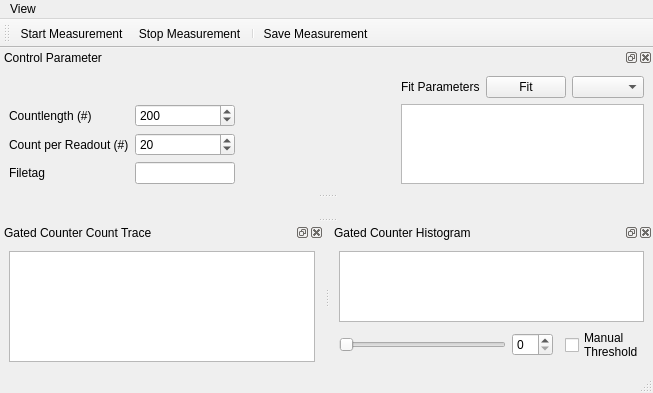
Above: gui/gated_counter/ui_gated_counter_gui.ui from Ulm-IQO/qudi before the change. Below: the same form after it.
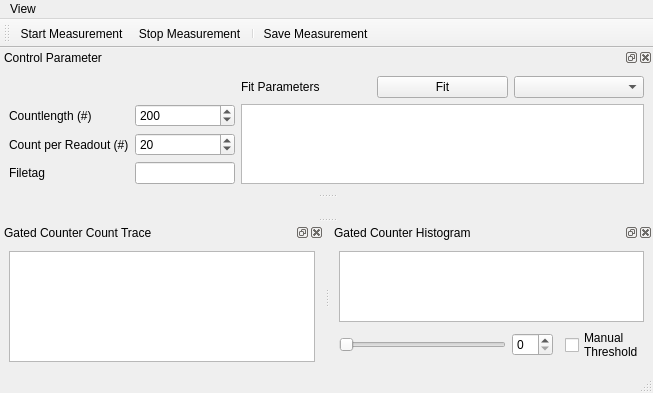
That is the form after the change. Icons and pictures are not drawn. Custom widgets are drawn as their Qt base class.

Commit message: Further work on the gated counter. Revise the trace_analysis logic, add mainly docstrings and structure the file. Adapt the gated_counter GUI to show properly the fit parameters.

Patch:
```diff
--- a/gui/gated_counter/ui_gated_counter_gui.ui
+++ b/gui/gated_counter/ui_gated_counter_gui.ui
@@ -176,35 +176,6 @@
          </property>
         </widget>
        </item>
-       <item row="1" column="2">
-        <spacer name="horizontalSpacer">
-         <property name="orientation">
-          <enum>Qt::Horizontal</enum>
-         </property>
-         <property name="sizeHint" stdset="0">
-          <size>
-           <width>100</width>
-           <height>20</height>
-          </size>
-         </property>
-        </spacer>
-       </item>
-       <item row="3" column="2">
-        <spacer name="horizontalSpacer_2">
-         <property name="orientation">
-          <enum>Qt::Horizontal</enum>
-         </property>
-         <property name="sizeType">
-          <enum>QSizePolicy::Expanding</enum>
-         </property>
-         <property name="sizeHint" stdset="0">
-          <size>
-           <width>2000</width>
-           <height>20</height>
-          </size>
-         </property>
-        </spacer>
-       </item>
        <item row="2" column="0">
         <widget class="QLabel" name="label_3">
          <property name="text">
@@ -221,6 +192,12 @@
        </item>
        <item row="3" column="1">
         <widget class="QLineEdit" name="filetag_LineEdit">
+         <property name="maximumSize">
+          <size>
+           <width>100</width>
+           <height>16777215</height>
+          </size>
+         </property>
          <property name="toolTip">
           <string>&lt;html&gt;&lt;head/&gt;&lt;body&gt;&lt;p&gt;Enter the descriptive name for this&lt;br/&gt;measurement. The file will be saved with &lt;br/&gt;a date and timestamp prefix and the&lt;br/&gt;descriptive name will be append to that&lt;br/&gt;string.&lt;/p&gt;&lt;/body&gt;&lt;/html&gt;</string>
          </property>
@@ -264,14 +241,14 @@
          </property>
         </widget>
        </item>
-       <item row="0" column="3">
+       <item row="0" column="2">
         <widget class="QLabel" name="label_4">
          <property name="text">
           <string>Fit Parameters</string>
          </property>
         </widget>
        </item>
-       <item row="0" column="4">
+       <item row="0" column="3">
         <widget class="QPushButton" name="fit_PushButton">
          <property name="enabled">
           <bool>true</bool>
@@ -281,10 +258,10 @@
          </property>
         </widget>
        </item>
-       <item row="0" column="5">
+       <item row="0" column="4">
         <widget class="QComboBox" name="fit_methods_ComboBox"/>
        </item>
-       <item row="1" column="3" rowspan="3" colspan="3">
+       <item row="1" column="2" rowspan="3" colspan="3">
         <widget class="QTextEdit" name="fit_param_TextEdit"/>
        </item>
       </layout>
```
The commit also changes 1 other file.
